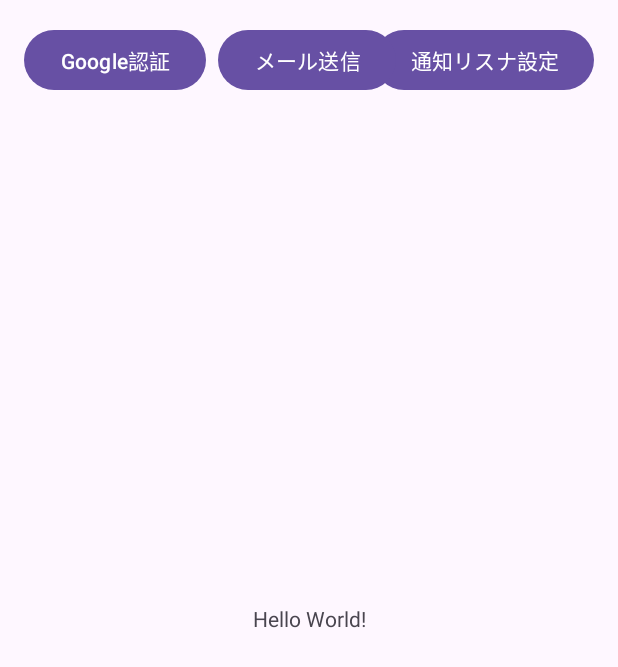
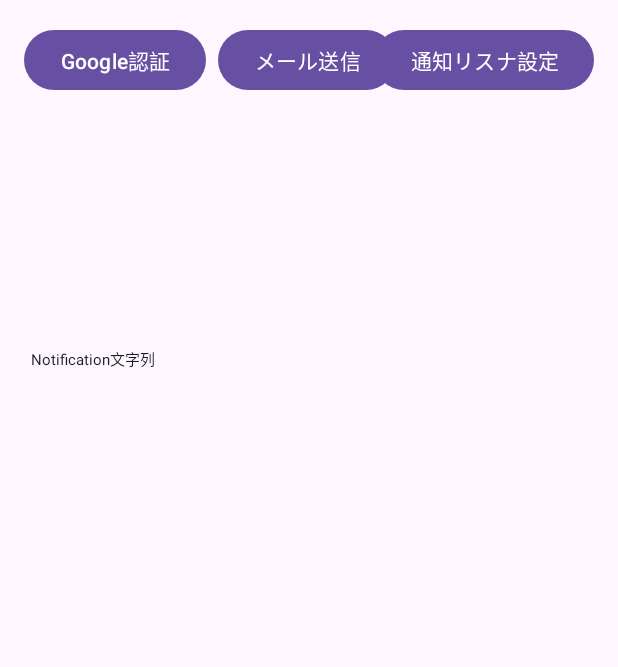
Before and after one commit to ttt-fork/NotificationGmail, an Android app: the screen it shows after launch (MainActivity), on a phone screen of 412 x 824 dp. Shown: the top 667 px of the screen. Run offline under Robolectric (Android 15) with nearby library versions, the phone set to English and light mode, and no system bars; libraries missing offline, so code that uses them is left out: com.google.api.client.

Commit message:
ノーティフィケーションのログを取るようにした。

```diff
--- a/app/src/main/java/com/example/notificationgmail001/MainActivity.java
+++ b/app/src/main/java/com/example/notificationgmail001/MainActivity.java
@@ -5,11 +5,14 @@ import android.content.Context;
 import android.content.Intent;
 import android.content.IntentFilter;
 import android.os.Bundle;
+import android.text.method.ScrollingMovementMethod;
 import android.util.Log;
 import android.view.View;
 import android.widget.Button;
+import android.widget.EditText;
 import android.net.Uri;
 import android.app.Activity;
+import android.widget.TextView;
 
 import androidx.activity.EdgeToEdge;
 import androidx.appcompat.app.AppCompatActivity;
@@ -31,7 +34,9 @@ public class MainActivity extends AppCompatActivity {
     private Button mBtnNotificationListenerSettings = null;
     private Button mBtnAuthGoogle = null;
     private Button mBtnMailSend = null;
+    private EditText mETxtLog = null;
     private NotificationReceiver notificationReceiver = null;
+    private String mNotificationLog = "";
 
     private static final int REQUEST_CODE_SIGN_IN = 1;
     private static final int REQUEST_CODE_OPEN_DOCUMENT = 2;
@@ -51,6 +56,9 @@ public class MainActivity extends AppCompatActivity {
         });
 
         Log.d(TAG, "onCreate()001");
+
+        // ログ表示表のエディットテキスト
+        mETxtLog = findViewById(R.id.editText);
 
         // ブロードキャストレシーバーのインスタンスを作成
         notificationReceiver = new NotificationReceiver();
@@ -170,11 +178,14 @@ public class MainActivity extends AppCompatActivity {
         @Override
         public void onReceive(Context context, Intent intent) {
             // ブロードキャストからデータを取得
+            String type = intent.getStringExtra("notification_type");
             String title = intent.getStringExtra("notification_title");
             String text = intent.getStringExtra("notification_text");
 
             // 取得したデータをTextViewに設定
             if (text != null) {
+                if( type.equals("normal") ) {
+                    // メール送信
                     Runnable runnable = new Runnable(){
                         @Override
                         public void run(){
@@ -189,6 +200,12 @@ public class MainActivity extends AppCompatActivity {
                     Thread thread = new Thread(runnable);
                     thread.start();
                 }
+                else {
+                    // ログの記録
+                    mNotificationLog = mNotificationLog + "\n" + text.replaceAll("[\n\r]", "");
+                    mETxtLog.setText(mNotificationLog);
+                }
+            }
         }
     }
 
--- a/app/src/main/res/layout/activity_main.xml
+++ b/app/src/main/res/layout/activity_main.xml
@@ -7,14 +7,27 @@
     android:layout_height="match_parent"
     tools:context=".MainActivity">
 
-    <TextView
-        android:layout_width="wrap_content"
-        android:layout_height="wrap_content"
-        android:text="Hello World!"
+    <EditText
+        android:id="@+id/editText"
+        android:layout_width="370dp"
+        android:layout_height="185dp"
+        android:layout_marginTop="144dp"
+        android:background="@android:color/transparent"
+        android:clickable="false"
+        android:cursorVisible="false"
+        android:editable="false"
+        android:focusable="true"
+        android:inputType="none"
+        android:scrollbars="vertical"
+        android:text="Notification文字列"
+        android:textIsSelectable="true"
+        android:textSize="10sp"
         app:layout_constraintBottom_toBottomOf="parent"
         app:layout_constraintEnd_toEndOf="parent"
+        app:layout_constraintHorizontal_bias="0.492"
         app:layout_constraintStart_toStartOf="parent"
-        app:layout_constraintTop_toTopOf="parent" />
+        app:layout_constraintTop_toTopOf="parent"
+        app:layout_constraintVertical_bias="0.006" />
 
     <Button
         android:id="@+id/btnNotificationListenerSettings"
```
Also changed, not shown: app/src/main/java/com/example/notificationgmail001/MyNotificationListenerService.java (+8 -0 lines), app/src/main/res/values/strings.xml (+11 -0 lines). Lines whose indentation alone changed are shown as unchanged.
